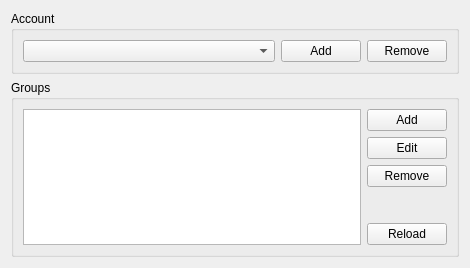
First picture: the form in contacts/ui/settingsdialog.ui, repository KDE/libkgapi, before the edit.
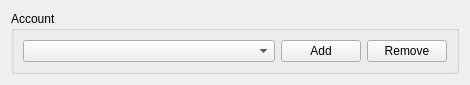
Second picture: the form after the edit. Icons and pictures are not drawn. Custom widgets are drawn as their Qt base class.

Commit message:
Drop support for Contacts groups, reduce to "My Contacts" and "Others"
 The support for contacts groups was branched to contact-groups branch because
 I'm not able to make Akonadi to fetch linked items to non-virtual collections.
 I might return to this feature later, therefor it's in a branch and can be
 eventually merged later.

 Now there are only "My Contacts" group with all contacts assigned to any group
 and "Others" group which contains contacts without any group membership.

Diff of the .ui file:
```diff
--- a/contacts/ui/settingsdialog.ui
+++ b/contacts/ui/settingsdialog.ui
@@ -7,7 +7,7 @@
     <x>0</x>
     <y>0</y>
     <width>470</width>
-    <height>268</height>
+    <height>68</height>
    </rect>
   </property>
   <property name="windowTitle">
@@ -55,80 +55,6 @@
      </layout>
     </widget>
    </item>
-   <item>
-    <widget class="QGroupBox" name="groupsBox">
-     <property name="title">
-      <string>Groups</string>
-     </property>
-     <layout class="QGridLayout" name="gridLayout">
-      <item row="0" column="1">
-       <widget class="QPushButton" name="addGroupBtn">
-        <property name="text">
-         <string>Add</string>
-        </property>
-        <property name="icon">
-         <iconset theme="list-add">
-          <normaloff>../../../../.designer/backup</normaloff>../../../../.designer/backup</iconset>
-        </property>
-       </widget>
-      </item>
-      <item row="5" column="1">
-       <widget class="QPushButton" name="reloadGroupsBtn">
-        <property name="text">
-         <string>Reload</string>
-        </property>
-        <property name="icon">
-         <iconset theme="view-refresh">
-          <normaloff>../../../../.designer/backup</normaloff>../../../../.designer/backup</iconset>
-        </property>
-       </widget>
-      </item>
-      <item row="1" column="1">
-       <widget class="QPushButton" name="editGroupBtn">
-        <property name="text">
-         <string>Edit</string>
-        </property>
-       </widget>
-      </item>
-      <item row="3" column="1">
-       <spacer name="verticalSpacer">
-        <property name="orientation">
-         <enum>Qt::Vertical</enum>
-        </property>
-        <property name="sizeHint" stdset="0">
-         <size>
-          <width>20</width>
-          <height>40</height>
-         </size>
-        </property>
-       </spacer>
-      </item>
-      <item row="2" column="1">
-       <widget class="QPushButton" name="removeGroupBtn">
-        <property name="text">
-         <string>Remove</string>
-        </property>
-        <property name="icon">
-         <iconset theme="list-remove">
-          <normaloff>../../../../.designer/backup</normaloff>../../../../.designer/backup</iconset>
-        </property>
-       </widget>
-      </item>
-      <item row="0" column="0" rowspan="6">
-       <widget class="QTreeWidget" name="groupsTree">
-        <property name="headerHidden">
-         <bool>true</bool>
-        </property>
-        <column>
-         <property name="text">
-          <string>Groups</string>
-         </property>
-        </column>
-       </widget>
-      </item>
-     </layout>
-    </widget>
-   </item>
   </layout>
  </widget>
  <customwidgets>
```
The commit also changes 16 other files.
